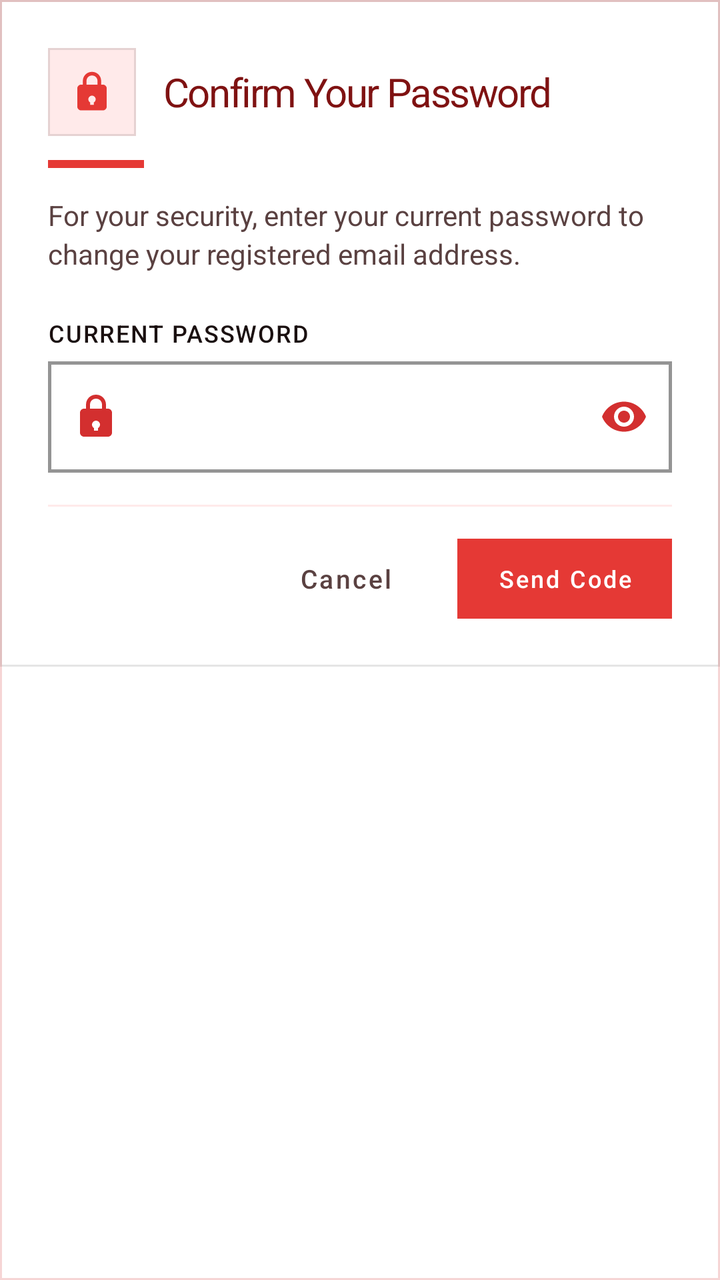
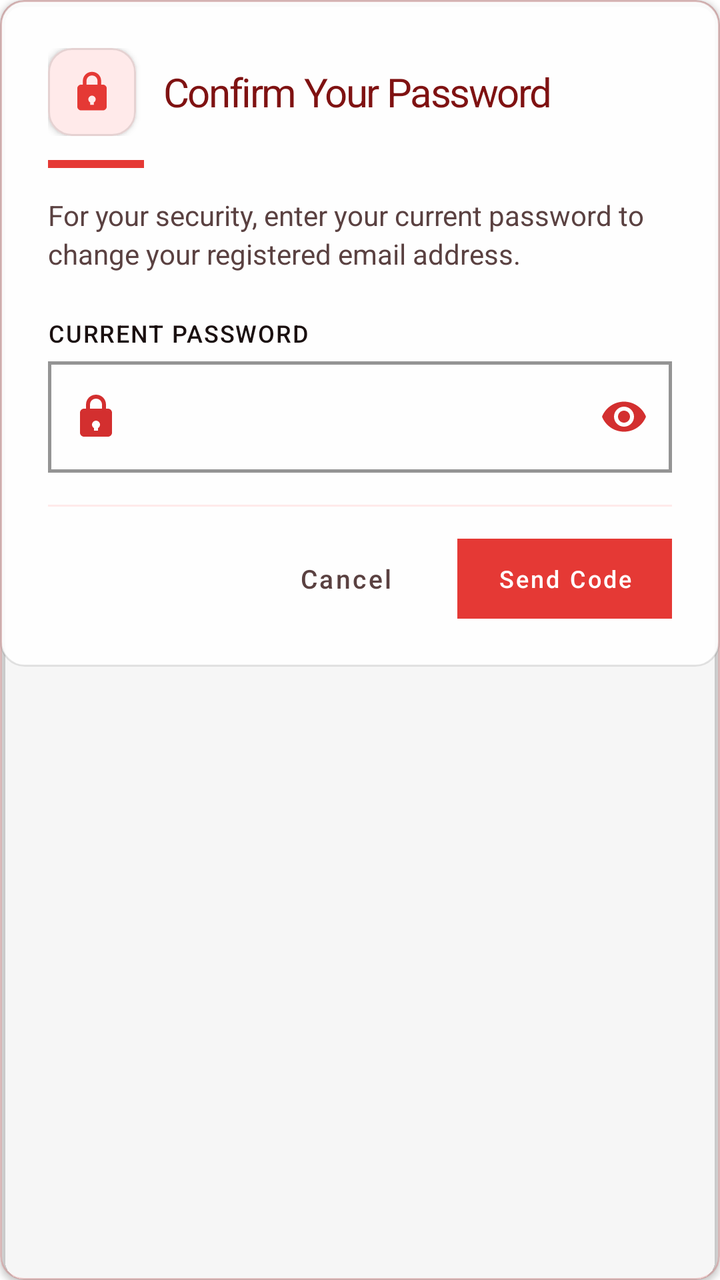

An Android layout rendered at two revisions. The XML below is the earlier revision; the diff shows what the commit changed to produce the second picture.
<!-- AndroidManifest.xml: application theme Theme.VelocitySuites -->
<!-- res/layout/dialog_confirm_password_email_change.xml -->
<?xml version="1.0" encoding="utf-8"?>
<com.google.android.material.card.MaterialCardView xmlns:android="http://schemas.android.com/apk/res/android"
    xmlns:app="http://schemas.android.com/apk/res-auto"
    style="@style/Widget.Velocity.Card.Glass"
    android:layout_width="match_parent"
    android:layout_height="wrap_content">

    <LinearLayout
        android:layout_width="match_parent"
        android:layout_height="wrap_content"
        android:background="@drawable/bg_glass_card_white"
        android:orientation="vertical"
        android:padding="24dp">

        <LinearLayout
            android:layout_width="match_parent"
            android:layout_height="wrap_content"
            android:gravity="center_vertical"
            android:orientation="horizontal">

            <com.google.android.material.card.MaterialCardView
                android:layout_width="44dp"
                android:layout_height="44dp"
                app:cardBackgroundColor="@color/velocity_orange_soft"
                app:cardCornerRadius="0dp"
                app:cardElevation="0dp">

                <ImageView
                    android:layout_width="22dp"
                    android:layout_height="22dp"
                    android:layout_gravity="center"
                    android:importantForAccessibility="no"
                    android:src="@drawable/ic_lock"
                    app:tint="@color/velocity_orange_primary" />
            </com.google.android.material.card.MaterialCardView>

            <TextView
                style="@style/TextAppearance.Velocity.ScreenTitle"
                android:layout_width="0dp"
                android:layout_height="wrap_content"
                android:layout_marginStart="14dp"
                android:layout_weight="1"
                android:text="@string/confirm_password_email_change_title"
                android:textSize="20sp" />
        </LinearLayout>

        <View
            android:layout_width="48dp"
            android:layout_height="4dp"
            android:layout_marginTop="12dp"
            android:layout_marginBottom="14dp"
            android:background="@drawable/shape_intro_pill"
            android:backgroundTint="@color/velocity_orange_primary" />

        <TextView
            android:layout_width="match_parent"
            android:layout_height="wrap_content"
            android:layout_marginBottom="22dp"
            android:lineSpacingExtra="3dp"
            android:text="@string/confirm_password_email_change_desc"
            android:textColor="@color/velocity_text_secondary"
            android:textSize="14sp" />

        <TextView
            style="@style/TextAppearance.Velocity.Label.Input"
            android:layout_width="wrap_content"
            android:layout_height="wrap_content"
            android:layout_marginBottom="6dp"
            android:labelFor="@+id/confirmEmailChangePassword"
            android:text="@string/current_password_label"
            android:textColor="@color/velocity_text_primary" />

        <com.google.android.material.textfield.TextInputLayout
            android:id="@+id/confirmEmailChangePasswordLayout"
            style="@style/Widget.Velocity.TextInputLayout.OutlinedBox.Rounded"
            android:layout_width="match_parent"
            android:layout_height="wrap_content"
            android:layout_marginBottom="8dp"
            app:passwordToggleEnabled="true"
            app:startIconDrawable="@drawable/ic_lock">
            <com.google.android.material.textfield.TextInputEditText
                android:id="@+id/confirmEmailChangePassword"
                android:layout_width="match_parent"
                android:layout_height="wrap_content"
                android:inputType="textPassword" />
        </com.google.android.material.textfield.TextInputLayout>

        <View
            android:layout_width="match_parent"
            android:layout_height="1dp"
            android:layout_marginTop="8dp"
            android:layout_marginBottom="16dp"
            android:background="@color/velocity_orange_soft" />

        <LinearLayout
            android:layout_width="match_parent"
            android:layout_height="wrap_content"
            android:orientation="horizontal"
            android:gravity="center_vertical|end">

            <com.google.android.material.button.MaterialButton
                android:id="@+id/btnCancelConfirmEmailChangePassword"
                style="@style/Widget.MaterialComponents.Button.TextButton"
                android:layout_width="wrap_content"
                android:layout_height="40dp"
                android:text="@string/cancel_label"
                android:textColor="@color/velocity_text_secondary"
                android:textAllCaps="false"
                android:textSize="13sp" />

            <com.google.android.material.button.MaterialButton
                android:id="@+id/btnContinueConfirmEmailChangePassword"
                android:layout_width="wrap_content"
                android:layout_height="40dp"
                android:layout_marginStart="12dp"
                android:paddingHorizontal="20dp"
                android:text="@string/send_verification_code_button"
                android:textAllCaps="false"
                android:textSize="12sp"
                android:textColor="@color/white"
                app:backgroundTint="@color/velocity_orange_primary"
                app:cornerRadius="0dp" />
        </LinearLayout>
    </LinearLayout>
</com.google.android.material.card.MaterialCardView>
<!-- resources referenced by this layout -->
<resources>
  <!-- drawable bg_glass_card_white (drawable) -->
  <?xml version="1.0" encoding="utf-8"?>
  <shape xmlns:android="http://schemas.android.com/apk/res/android">
      <solid android:color="#E6FFFFFF" />
      <stroke android:width="1dp" android:color="#1A000000" />
      <corners android:radius="0dp" />
  </shape>
  <style name="Widget.Velocity.Card.Glass" parent="Widget.MaterialComponents.CardView">
          <item name="cardBackgroundColor">@android:color/transparent</item>
          <item name="cardCornerRadius">0dp</item>
          <item name="cardElevation">0dp</item>
          <item name="strokeColor">@color/velocity_red_alpha_20</item>
          <item name="strokeWidth">1dp</item>
          <item name="android:clickable">true</item>
          <item name="android:focusable">true</item>
          <item name="android:foreground">?attr/selectableItemBackground</item>
      </style>
  <style name="Theme.VelocitySuites" parent="Theme.MaterialComponents.DayNight.NoActionBar">
          
          <item name="colorPrimary">@color/velocity_red_primary</item>
          <item name="colorPrimaryVariant">@color/velocity_red_dark</item>
          <item name="colorOnPrimary">@color/white</item>
          
          <item name="colorSecondary">@color/velocity_red_rose</item>
          <item name="colorSecondaryVariant">@color/velocity_red_deep</item>
          <item name="colorOnSecondary">@color/white</item>
          
          <item name="android:statusBarColor">@color/velocity_red_primary</item>
          
          <item name="textAppearanceHeadline1">@style/TextAppearance.MaterialComponents.Headline1</item>
          <item name="textAppearanceHeadline2">@style/TextAppearance.MaterialComponents.Headline2</item>
          <item name="textAppearanceHeadline3">@style/TextAppearance.MaterialComponents.Headline3</item>
          <item name="textAppearanceHeadline4">@style/TextAppearance.MaterialComponents.Headline4</item>
          <item name="textAppearanceHeadline5">@style/TextAppearance.MaterialComponents.Headline5</item>
          <item name="textAppearanceHeadline6">@style/TextAppearance.MaterialComponents.Headline6</item>
          <item name="textAppearanceSubtitle1">@style/TextAppearance.MaterialComponents.Subtitle1</item>
          <item name="textAppearanceSubtitle2">@style/TextAppearance.MaterialComponents.Subtitle2</item>
          <item name="textAppearanceBody1">@style/TextAppearance.MaterialComponents.Body1</item>
          <item name="textAppearanceBody2">@style/TextAppearance.MaterialComponents.Body2</item>
          <item name="textAppearanceCaption">@style/TextAppearance.MaterialComponents.Caption</item>
          <item name="textAppearanceButton">@style/TextAppearance.MaterialComponents.Button</item>
          <item name="textAppearanceOverline">@style/TextAppearance.MaterialComponents.Overline</item>
          
          <item name="shapeAppearanceSmallComponent">@style/ShapeAppearance.Velocity.Square</item>
          <item name="shapeAppearanceMediumComponent">@style/ShapeAppearance.Velocity.Square</item>
          <item name="shapeAppearanceLargeComponent">@style/ShapeAppearance.Velocity.Square</item>
          <item name="materialButtonStyle">@style/Widget.Velocity.Flat.Button</item>
          <item name="materialButtonOutlinedStyle">@style/Widget.Velocity.Flat.Button.Outlined</item>
          <item name="borderlessButtonStyle">@style/Widget.Velocity.Flat.Button.Text</item>
          <item name="materialCardViewStyle">@style/Widget.Velocity.Card.Flat</item>
          <item name="chipStyle">@style/Widget.Velocity.Flat.Chip</item>
          <item name="textInputStyle">@style/Widget.Velocity.TextInputLayout.OutlinedBox.Square</item>
          <item name="snackbarStyle">@style/Widget.Velocity.Flat.Snackbar</item>
          <item name="materialAlertDialogTheme">@style/ThemeOverlay.Velocity.Flat.AlertDialog</item>
          <item name="bottomSheetDialogTheme">@style/ThemeOverlay.Velocity.Flat.BottomSheetDialog</item>
          <item name="android:windowElevation">0dp</item>
      </style>
  <style name="Widget.Velocity.Card.Flat" parent="Widget.MaterialComponents.CardView">
          <item name="cardElevation">0dp</item>
          <item name="cardCornerRadius">0dp</item>
          <item name="cardBackgroundColor">@color/velocity_surface_elevated</item>
          <item name="strokeColor">@color/velocity_divider_hairline</item>
          <item name="strokeWidth">1dp</item>
          <item name="shapeAppearance">@style/ShapeAppearance.Velocity.Square</item>
      </style>
  <!-- unchanged entries left out for length: 34 -->
</resources>

<!-- the commit's change to res/layout/dialog_confirm_password_email_change.xml (unified diff, before → after) -->
@@ -22,8 +22,8 @@
                 android:layout_width="44dp"
                 android:layout_height="44dp"
                 app:cardBackgroundColor="@color/velocity_orange_soft"
-                app:cardCornerRadius="0dp"
-                app:cardElevation="0dp">
+                app:cardCornerRadius="@dimen/card_corner_radius"
+                app:cardElevation="@dimen/card_elevation">
 
                 <ImageView
                     android:layout_width="22dp"
<!-- resource entries referenced after the edit -->
@@ -1,16 +1,18 @@
 <!-- resources referenced by this layout -->
 <resources>
+  <dimen name="card_corner_radius">12dp</dimen>
+  <dimen name="card_elevation">2dp</dimen>
   <!-- drawable bg_glass_card_white (drawable) -->
   <?xml version="1.0" encoding="utf-8"?>
   <shape xmlns:android="http://schemas.android.com/apk/res/android">
       <solid android:color="#E6FFFFFF" />
       <stroke android:width="1dp" android:color="#1A000000" />
-      <corners android:radius="0dp" />
+      <corners android:radius="@dimen/card_corner_radius" />
   </shape>
   <style name="Widget.Velocity.Card.Glass" parent="Widget.MaterialComponents.CardView">
           <item name="cardBackgroundColor">@android:color/transparent</item>
-          <item name="cardCornerRadius">0dp</item>
-          <item name="cardElevation">0dp</item>
+          <item name="cardCornerRadius">@dimen/card_corner_radius</item>
+          <item name="cardElevation">@dimen/card_elevation</item>
           <item name="strokeColor">@color/velocity_red_alpha_20</item>
           <item name="strokeWidth">1dp</item>
           <item name="android:clickable">true</item>
@@ -44,7 +46,7 @@
           <item name="textAppearanceOverline">@style/TextAppearance.MaterialComponents.Overline</item>
           
           <item name="shapeAppearanceSmallComponent">@style/ShapeAppearance.Velocity.Square</item>
-          <item name="shapeAppearanceMediumComponent">@style/ShapeAppearance.Velocity.Square</item>
+          <item name="shapeAppearanceMediumComponent">@style/ShapeAppearance.Velocity.Card</item>
           <item name="shapeAppearanceLargeComponent">@style/ShapeAppearance.Velocity.Square</item>
           <item name="materialButtonStyle">@style/Widget.Velocity.Flat.Button</item>
           <item name="materialButtonOutlinedStyle">@style/Widget.Velocity.Flat.Button.Outlined</item>
@@ -57,13 +59,17 @@
           <item name="bottomSheetDialogTheme">@style/ThemeOverlay.Velocity.Flat.BottomSheetDialog</item>
           <item name="android:windowElevation">0dp</item>
       </style>
+  <style name="ShapeAppearance.Velocity.Card" parent="">
+          <item name="cornerFamily">rounded</item>
+          <item name="cornerSize">@dimen/card_corner_radius</item>
+      </style>
   <style name="Widget.Velocity.Card.Flat" parent="Widget.MaterialComponents.CardView">
-          <item name="cardElevation">0dp</item>
-          <item name="cardCornerRadius">0dp</item>
+          <item name="cardElevation">@dimen/card_elevation</item>
+          <item name="cardCornerRadius">@dimen/card_corner_radius</item>
           <item name="cardBackgroundColor">@color/velocity_surface_elevated</item>
           <item name="strokeColor">@color/velocity_divider_hairline</item>
           <item name="strokeWidth">1dp</item>
-          <item name="shapeAppearance">@style/ShapeAppearance.Velocity.Square</item>
+          <item name="shapeAppearance">@style/ShapeAppearance.Velocity.Card</item>
       </style>
   <!-- unchanged entries left out for length: 34 -->
 </resources>
